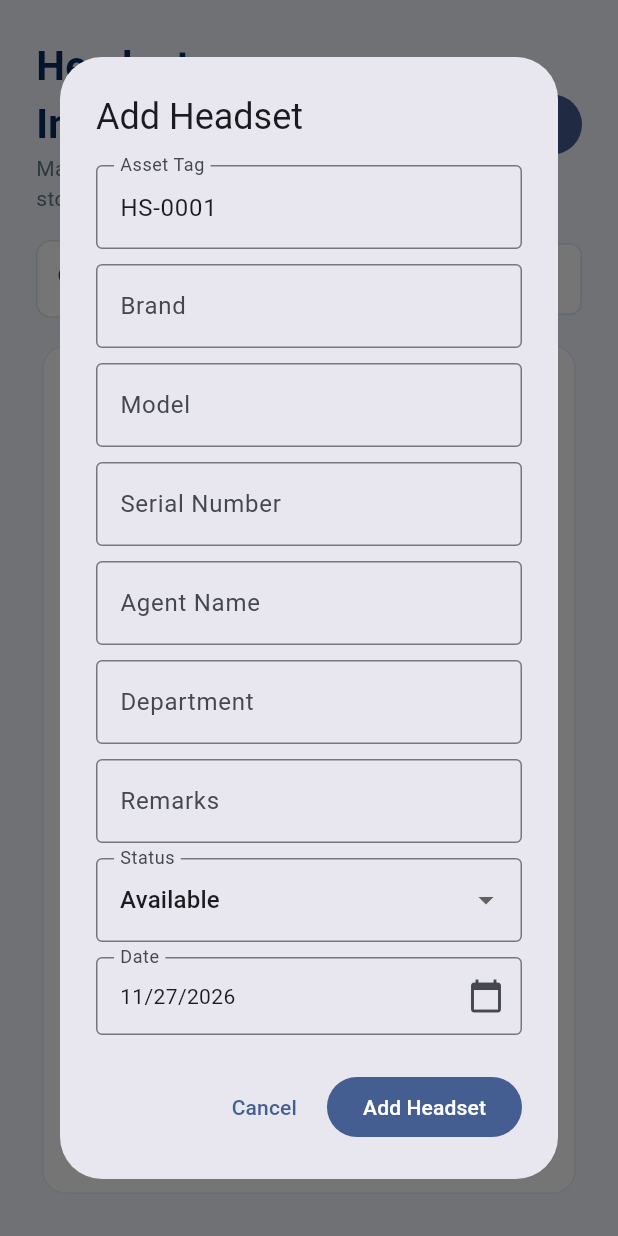
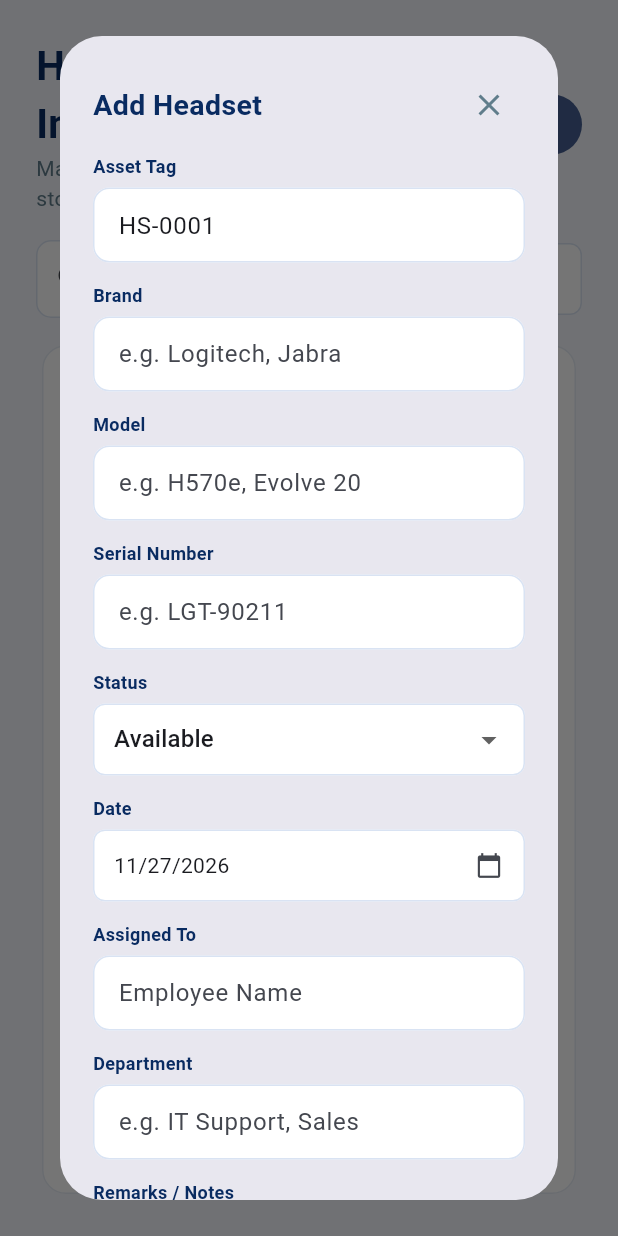
Before and after one commit to hcducusinithelpdesk-ux/headset-inventory, a Flutter app: the InventoryPage widget shown alone on an empty page, opened directly with empty values, after a tap on "Add Headset", on a phone screen of 412 x 824 dp. Run offline on Flutter 3.47's test engine with Material 3 defaults, Android fonts, the phone set to English and light mode, and no system bars; our stand-ins replace shared_preferences, supabase_flutter; accounts and stored records are empty; Roboto replaces fonts that are missing (Arial).

Commit message:
Match Add Headset form layout to reference

```diff
--- a/lib/main.dart
+++ b/lib/main.dart
@@ -481,6 +481,21 @@ class _InventoryPageState extends State<InventoryPage>{
     return tag;
   }
 
+  Widget _addFormField(String label,TextEditingController controller,String hint)=>Padding(
+    padding:const EdgeInsets.only(bottom:13),
+    child:Column(crossAxisAlignment:CrossAxisAlignment.start,children:[
+      Text(label,style:const TextStyle(fontSize:12,fontWeight:FontWeight.w600,color:navy)),
+      const SizedBox(height:6),
+      TextField(controller:controller,decoration:InputDecoration(
+        hintText:hint,isDense:true,filled:true,fillColor:Colors.white,
+        contentPadding:const EdgeInsets.symmetric(horizontal:13,vertical:13),
+        border:OutlineInputBorder(borderRadius:BorderRadius.circular(11),borderSide:const BorderSide(color:Color(0xFFD9E3F3))),
+        enabledBorder:OutlineInputBorder(borderRadius:BorderRadius.circular(11),borderSide:const BorderSide(color:Color(0xFFD9E3F3))),
+        focusedBorder:OutlineInputBorder(borderRadius:BorderRadius.circular(11),borderSide:const BorderSide(color:blue)),
+      )),
+    ]),
+  );
+
   Future<void> _addHeadset() async{
     if(widget.readOnly)return;
     final tag=TextEditingController(text:_nextAssetTag());
@@ -492,33 +507,48 @@ class _InventoryPageState extends State<InventoryPage>{
     final notes=TextEditingController();
     var status='Available';
     var createdAt=DateTime.now();
-    final shouldSave=await showDialog<bool>(context:context,builder:(dialogContext)=>StatefulBuilder(builder:(dialogContext,setDialogState)=>AlertDialog(
-      title:const Text('Add Headset'),
-      content:SizedBox(width:460,child:SingleChildScrollView(child:Column(mainAxisSize:MainAxisSize.min,children:[
-        for(final field in [('Asset Tag',tag),('Brand',brand),('Model',model),('Serial Number',serial),('Agent Name',assignedTo),('Department',department),('Remarks',notes)])
-          Padding(padding:const EdgeInsets.only(bottom:10),child:TextField(controller:field.$2,decoration:InputDecoration(labelText:field.$1,border:const OutlineInputBorder()))),
-        DropdownButtonFormField<String>(
-          value:status,
-          decoration:const InputDecoration(labelText:'Status',border:OutlineInputBorder()),
-          items:['Available','Issued','Defective'].map((value)=>DropdownMenuItem(value:value,child:Text(value))).toList(),
-          onChanged:(value){if(value!=null)setDialogState(()=>status=value);},
-        ),
-        const SizedBox(height:10),
-        InkWell(
-          onTap:()async{
+    final shouldSave=await showDialog<bool>(context:context,builder:(dialogContext)=>StatefulBuilder(builder:(dialogContext,setDialogState)=>Dialog(
+      child:SizedBox(width:420,child:SingleChildScrollView(padding:const EdgeInsets.all(22),child:Column(mainAxisSize:MainAxisSize.min,children:[
+        Row(children:[
+          const Expanded(child:Text('Add Headset',style:TextStyle(fontSize:19,fontWeight:FontWeight.bold,color:navy))),
+          IconButton(tooltip:'Close',onPressed:()=>Navigator.pop(dialogContext,false),icon:const Icon(Icons.close,color:Colors.blueGrey)),
+        ]),
+        const SizedBox(height:8),
+        _addFormField('Asset Tag',tag,'HS-0001'),
+        _addFormField('Brand',brand,'e.g. Logitech, Jabra'),
+        _addFormField('Model',model,'e.g. H570e, Evolve 20'),
+        _addFormField('Serial Number',serial,'e.g. LGT-90211'),
+        Column(crossAxisAlignment:CrossAxisAlignment.start,children:[
+          const Text('Status',style:TextStyle(fontSize:12,fontWeight:FontWeight.w600,color:navy)),
+          const SizedBox(height:6),
+          DropdownButtonFormField<String>(
+            value:status,decoration:_cellDecoration(),isExpanded:true,
+            items:['Available','Issued','Defective'].map((value)=>DropdownMenuItem(value:value,child:Text(value))).toList(),
+            onChanged:(value){if(value!=null)setDialogState(()=>status=value);},
+          ),
+        ]),
+        const SizedBox(height:13),
+        Column(crossAxisAlignment:CrossAxisAlignment.start,children:[
+          const Text('Date',style:TextStyle(fontSize:12,fontWeight:FontWeight.w600,color:navy)),
+          const SizedBox(height:6),
+          InkWell(onTap:()async{
             final picked=await showDatePicker(context:dialogContext,initialDate:createdAt,firstDate:DateTime(2000),lastDate:DateTime(2100));
             if(picked!=null)setDialogState(()=>createdAt=picked);
-          },
-          child:InputDecorator(
-            decoration:const InputDecoration(labelText:'Date',border:OutlineInputBorder(),suffixIcon:Icon(Icons.calendar_today)),
+          },child:InputDecorator(
+            decoration:_cellDecoration(suffixIcon:const Icon(Icons.calendar_today,size:18)),
             child:Text(DateFormat('MM/dd/yyyy').format(createdAt)),
-          ),
-        ),
+          )),
+        ]),
+        const SizedBox(height:13),
+        _addFormField('Assigned To',assignedTo,'Employee Name'),
+        _addFormField('Department',department,'e.g. IT Support, Sales'),
+        _addFormField('Remarks / Notes',notes,'e.g. USB Headset, Wireless'),
+        Row(mainAxisAlignment:MainAxisAlignment.end,children:[
+          TextButton(onPressed:()=>Navigator.pop(dialogContext,false),child:const Text('Cancel')),
+          const SizedBox(width:8),
+          FilledButton(onPressed:()=>Navigator.pop(dialogContext,true),child:const Text('Save Asset')),
+        ]),
       ]))),
-      actions:[
-        TextButton(onPressed:()=>Navigator.pop(dialogContext,false),child:const Text('Cancel')),
-        FilledButton(onPressed:()=>Navigator.pop(dialogContext,true),child:const Text('Add Headset')),
-      ],
     )));
     if(shouldSave!=true||!mounted){
       tag.dispose();brand.dispose();model.dispose();serial.dispose();assignedTo.dispose();department.dispose();notes.dispose();
```
